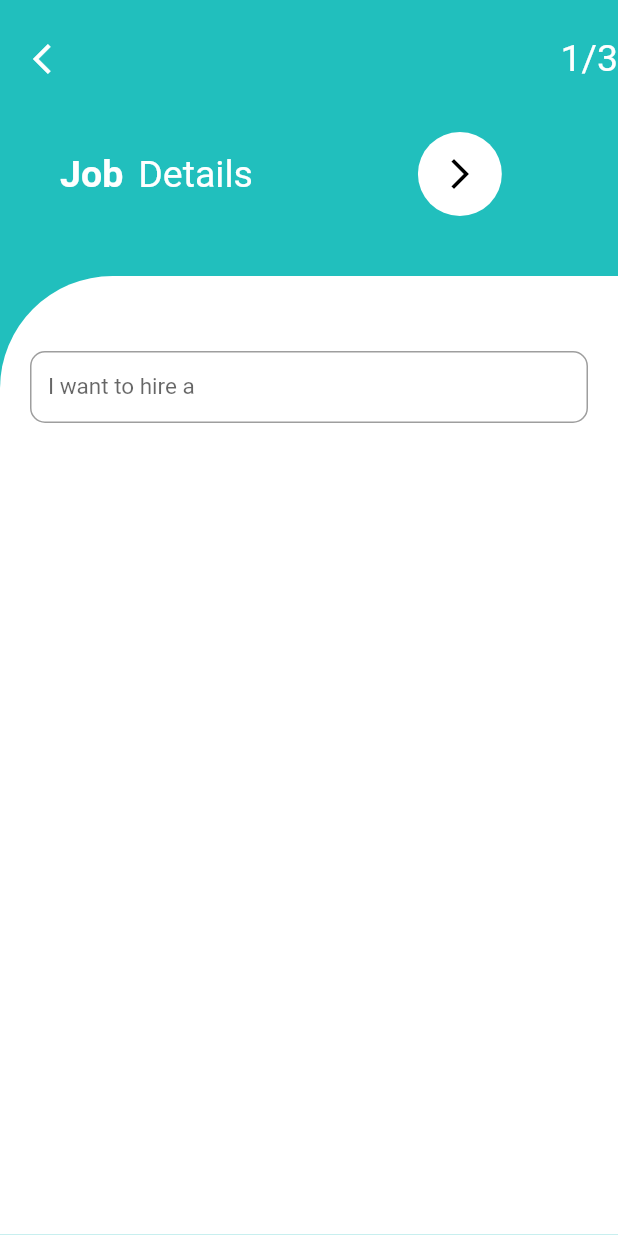
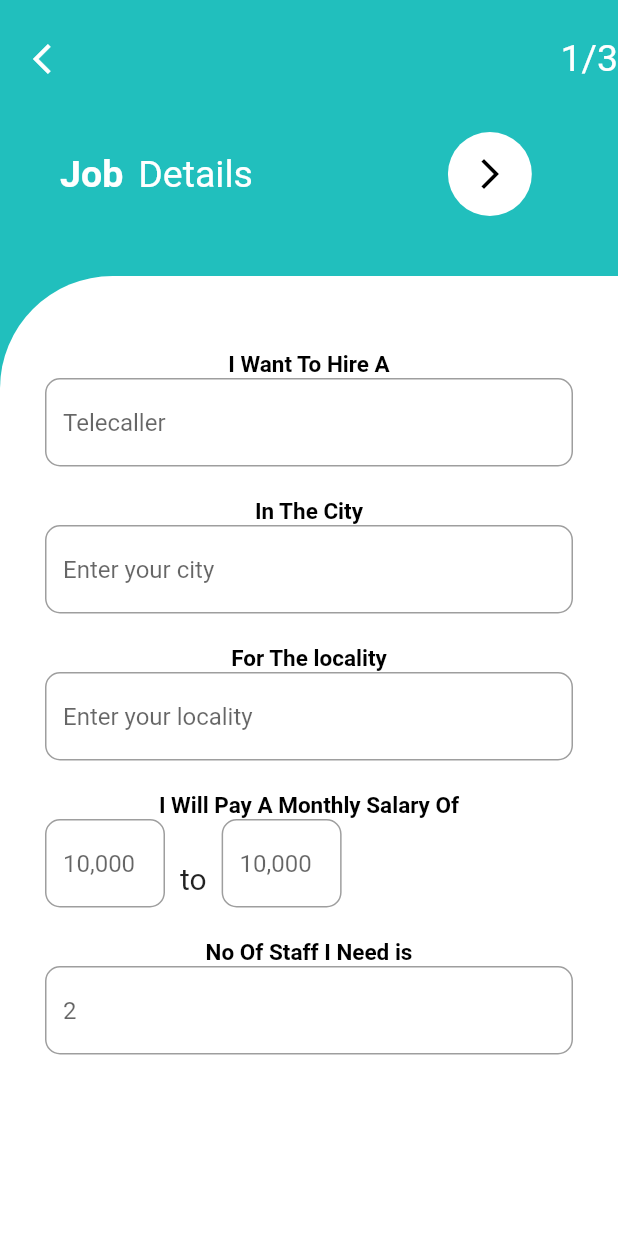
Before and after one commit to Keya01-star/foodwango, a Flutter app: the screen it shows after launch, on a phone screen of 412 x 824 dp. Run offline on Flutter 3.47's test engine with Material 2 defaults, Android fonts, the phone set to English and light mode, and no system bars; Roboto replaces fonts that are missing (Montserrat).

Commit message:
janvi commits

```diff
--- a/lib/company_details.dart
+++ b/lib/company_details.dart
@@ -147,6 +147,7 @@ height: 80,
   margin: const EdgeInsets.only(right: 10, left: 10),
   child:  TextField(
     maxLines: 1,
+       keyboardType: TextInputType.number,
     decoration:  InputDecoration(
       hintText: '98xxxxxxxx',
       border: OutlineInputBorder(
--- a/lib/homescreen.dart
+++ b/lib/homescreen.dart
@@ -1,7 +1,5 @@
-import 'dart:convert';
 import 'package:flutter/material.dart';
 import 'package:flutter/rendering.dart';
-import 'package:http/http.dart' as http;
 class homescreen extends StatefulWidget{
   @override
   _homescreenstate createState() => _homescreenstate();
@@ -21,11 +19,8 @@ class _homescreenstate extends State<homescreen>{
               children: <Widget>[
                 IconButton(
                   icon: Icon(Icons.arrow_back_ios),
-
                   color: Colors.white,
-                  onPressed: ()
-                    =>Navigator.of(context).pop(),
-
+                  onPressed: () =>Navigator.of(context).pop(),
                 ),
                 Text("1/3",style:TextStyle(color: Colors.white,fontSize: 25)),
               ],
@@ -48,7 +43,9 @@ class _homescreenstate extends State<homescreen>{
                         fontFamily: 'Montserrat',
                         color: Colors.white,
                         fontSize: 25.0)),
-                SizedBox(width:110.0),
+                        SizedBox(width:130.0),
+
+
  ClipOval(
   child: Material(
     color: Colors.white, // button color
@@ -56,178 +53,204 @@ class _homescreenstate extends State<homescreen>{
       splashColor: Color(0xFF21BFBD), // inkwell color
       child: SizedBox(width: 56, height: 56, child: Icon(Icons.arrow_forward_ios,color: Colors.black,)),
       onTap: () {
+
         Navigator.pushNamed(context,'/second');
+
       },
     ),
   ),
 )
-
               ],
             ),
           ),
           SizedBox(height: 40.0),
           Container(
-            height: MediaQuery.of(context).size.height - 185.0,
+            height: 2000,
+            //height: MediaQuery.of(context).size.height - 185.0,
             decoration: BoxDecoration(
               color: Colors.white,
               borderRadius: BorderRadius.only(topLeft: Radius.circular(75.0)),
             ),
-
             child: Padding(
                padding: EdgeInsets.only(top:50,left:20,right: 20),
                child: Column(
                  children:<Widget>[
-                   TextField(
-                     keyboardType: TextInputType.text,
-                     style:TextStyle(
-                       fontSize: 15,
-                       height: 0.2,
+Container(
 
-                     ) ,
-
-                     decoration: InputDecoration(
-                       labelText: 'I want to hire a',
+    child: Text(
+                      'I Want To Hire A',
+                      style: TextStyle(color: Colors.black, fontSize: 15.0,fontWeight: FontWeight.bold,),
+                    ),
+),
+ Container(
+height: 80,
+  margin: const EdgeInsets.only(right: 10, left: 10),
+  child:  TextField(
+    maxLines: 1,
+    decoration:  InputDecoration(
+      hintText: 'Telecaller',
       border: OutlineInputBorder(
                          borderRadius:BorderRadius.circular(10),
                        ),
       focusedBorder: OutlineInputBorder(
         borderSide: const BorderSide(color:Color(0xFF21BFBD),width: 2.0),
                         borderRadius:BorderRadius.circular(10),
+      ),
+      ),
+  )
+),
 
+Container(
+
+    child: Text(
+                      'In The City',
+                      style: TextStyle(color: Colors.black, fontSize: 15.0,fontWeight: FontWeight.bold),
+                    ),
+),
+ Container(
+height: 80,
+  margin: const EdgeInsets.only(right: 10, left: 10),
+  child:  TextField(
+    maxLines: 1,
+    decoration:  InputDecoration(
+      hintText: 'Enter your city',
+      border: OutlineInputBorder(
+                         borderRadius:BorderRadius.circular(10),
+                       ),
+      focusedBorder: OutlineInputBorder(
+        borderSide: const BorderSide(color:Color(0xFF21BFBD),width: 2.0),
+                        borderRadius:BorderRadius.circular(10),
+      ),
+      ),
+  )
+),
+
+Container(
+
+    child: Text(
+                      'For The locality',
+                      style: TextStyle(color: Colors.black, fontSize: 15.0,fontWeight: FontWeight.bold),
+                    ),
+),
+ Container(
+height: 80,
+  margin: const EdgeInsets.only(right: 10, left: 10),
+  child:  TextField(
+    maxLines: 1,
+    decoration:  InputDecoration(
+      hintText: 'Enter your locality',
+      border: OutlineInputBorder(
+                         borderRadius:BorderRadius.circular(10),
+                       ),
+        focusedBorder: OutlineInputBorder(
+        borderSide: const BorderSide(color:Color(0xFF21BFBD),width: 2.0),
+                        borderRadius:BorderRadius.circular(10),
+      ),
+      ),
+  )
+),
+
+Container(
+
+    child: Text(
+                      'I Will Pay A Monthly Salary Of',
+                      style: TextStyle(color: Colors.black, fontSize: 15.0,fontWeight: FontWeight.bold),
+                    ),
+),
+  Column(
+   children:<Widget>[
+      Row(
+children: <Widget>[
+  Container(
+height: 80,
+width: 80,
+  margin: const EdgeInsets.only(right: 10, left: 10),
+  child:  TextField(
+    maxLines: 1,
+       keyboardType: TextInputType.number,
+    decoration:  InputDecoration(
+      hintText: '10,000',
+      border: OutlineInputBorder(
+                         borderRadius:BorderRadius.circular(10),
+                       ),
+                       focusedBorder: OutlineInputBorder(
+        borderSide: const BorderSide(color:Color(0xFF21BFBD),width: 2.0),
+                        borderRadius:BorderRadius.circular(10),
+      ),
+      ),
+  )
+
+),
+
+Container(
+  child:   Text('to',
+  style: TextStyle(fontSize: 20),
+  ),
+
+),
+Container(
+height: 80,
+width: 80,
+  margin: const EdgeInsets.only(right: 10, left: 10),
+  child:  TextField(
+       keyboardType: TextInputType.number,
+    maxLines: 1,
+    decoration:  InputDecoration(
+      hintText: '10,000',
+      border: OutlineInputBorder(
+                         borderRadius:BorderRadius.circular(10),
+                       ),
+                       focusedBorder: OutlineInputBorder(
+        borderSide: const BorderSide(color:Color(0xFF21BFBD),width: 2.0),
+                        borderRadius:BorderRadius.circular(10),
+      ),
+      ),
+  )
+
+),
+],
+      ),
+   ]
+ ),
+
+Container(
+
+    child: Text(
+                      'No Of Staff I Need is',
+                      style: TextStyle(color: Colors.black, fontSize: 15.0,fontWeight: FontWeight.bold),
+                    ),
+),
+ Container(
+height: 80,
+//width: 80,
+  margin: const EdgeInsets.only(right: 10, left: 10),
+  child:  TextField(
+    maxLines: 1,
+    keyboardType: TextInputType.number,
+    decoration:  InputDecoration(
+      hintText: '2',
+
+      border: OutlineInputBorder(
+                         borderRadius:BorderRadius.circular(10),
+                       ),
+                       focusedBorder: OutlineInputBorder(
+        borderSide: const BorderSide(color:Color(0xFF21BFBD),width: 2.0),
+                        borderRadius:BorderRadius.circular(10),
       )
       ),
   )
+),
 
 
                  ]
-               ),
-             ),
-          ),
+               )
+            )
 
 
-          Container(
-            padding: EdgeInsets.only(left: 15, right: 15),
-            color: Colors.white,
-            child: Row(
-              mainAxisAlignment: MainAxisAlignment.spaceBetween,
-              children: <Widget>[
-                Expanded(
-                  child: DropdownButtonHideUnderline(
-                    child: ButtonTheme(
-                      alignedDropdown: true,
-                      child: DropdownButton<String>(
-                        value: _myState,
-                        iconSize: 30,
-                        icon: (null),
-                        style: TextStyle(
-                          color: Colors.black54,
-                          fontSize: 16,
-                        ),
-                        hint: Text('Select State'),
-                        onChanged: (String newValue) {
-                          setState(() {
-                            _myState = newValue;
-                            _getCitiesList();
-                            print(_myState);
-                          });
-                        },
-                        items: statesList?.map((item) {
-                              return new DropdownMenuItem(
-                                child: new Text(item['name']),
-                                value: item['id'].toString(),
-                              );
-                            })?.toList() ??
-                            [],
-                      ),
-                    ),
-                  ),
-                ),
-              ],
-            ),
-          ),
-
-          Container(
-            padding: EdgeInsets.only(left: 15, right: 15),
-            color: Colors.white,
-            child: Row(
-              mainAxisAlignment: MainAxisAlignment.spaceBetween,
-              children: <Widget>[
-                Expanded(
-                  child: DropdownButtonHideUnderline(
-                    child: ButtonTheme(
-                      alignedDropdown: true,
-                      child: DropdownButton<String>(
-                        value: _myCity,
-                        iconSize: 30,
-                        icon: (null),
-                        style: TextStyle(
-                          color: Colors.black54,
-                          fontSize: 16,
-                        ),
-                        hint: Text('Select City'),
-                        onChanged: (String newValue) {
-                          setState(() {
-                            _myCity = newValue;
-                            print(_myCity);
-                          });
-                        },
-                        items: citiesList?.map((item) {
-                              return new DropdownMenuItem(
-                                child: new Text(item['name']),
-                                value: item['id'].toString(),
-                              );
-                            })?.toList() ??
-                            [],
-                      ),
-                    ),
-                  ),
-                ),
-              ],
-            ),
-          ),
+          )
         ],
       ),
     );
   }
-      //CALLING STATE API HERE
-// Get State information by API
-  List statesList;
-  String _myState;
 
-  String stateInfoUrl = 'http://cleanions.bestweb.my/api/location/get_state';
-  Future<String> _getStateList() async {
-    await http.post(stateInfoUrl, headers: {
-      'Content-Type': 'application/x-www-form-urlencoded'
-    }, body: {
-      "api_key": '25d55ad283aa400af464c76d713c07ad',
-    }).then((response) {
-      var data = json.decode(response.body);
-
-//      print(data);
-      setState(() {
-        statesList = data['state'];
-      });
-    });
 }
-
-  // Get State information by API
-  List citiesList;
-  String _myCity;
-
-  String cityInfoUrl =
-      'http://cleanions.bestweb.my/api/location/get_city_by_state_id';
-  Future<String> _getCitiesList() async {
-    await http.post(cityInfoUrl, headers: {
-      'Content-Type': 'application/x-www-form-urlencoded'
-    }, body: {
-      "api_key": '25d55ad283aa400af464c76d713c07ad',
-      "state_id": _myState,
-    }).then((response) {
-      var data = json.decode(response.body);
-
-      setState(() {
-        citiesList = data['cities'];
-      });
-    });
-  }
-}
```
Lines whose indentation alone changed are shown as unchanged.
